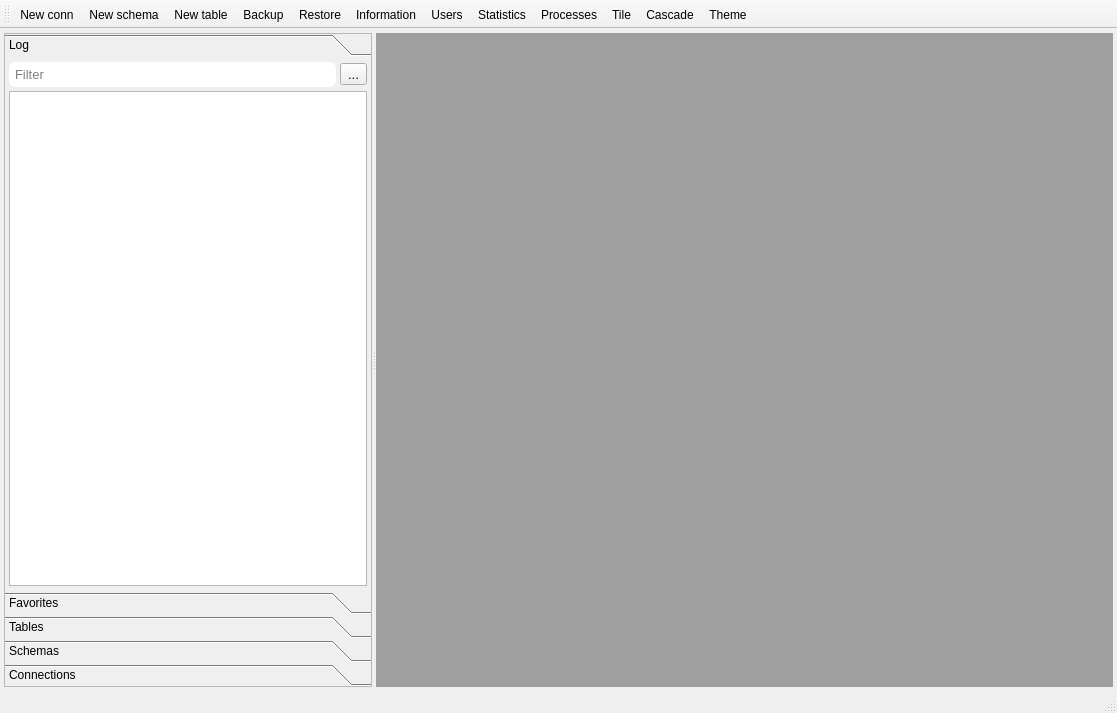
This is src/mainwindow.ui in GS-Giuliano/SequelFast as Qt 5 draws it before an edit. The edited form follows.
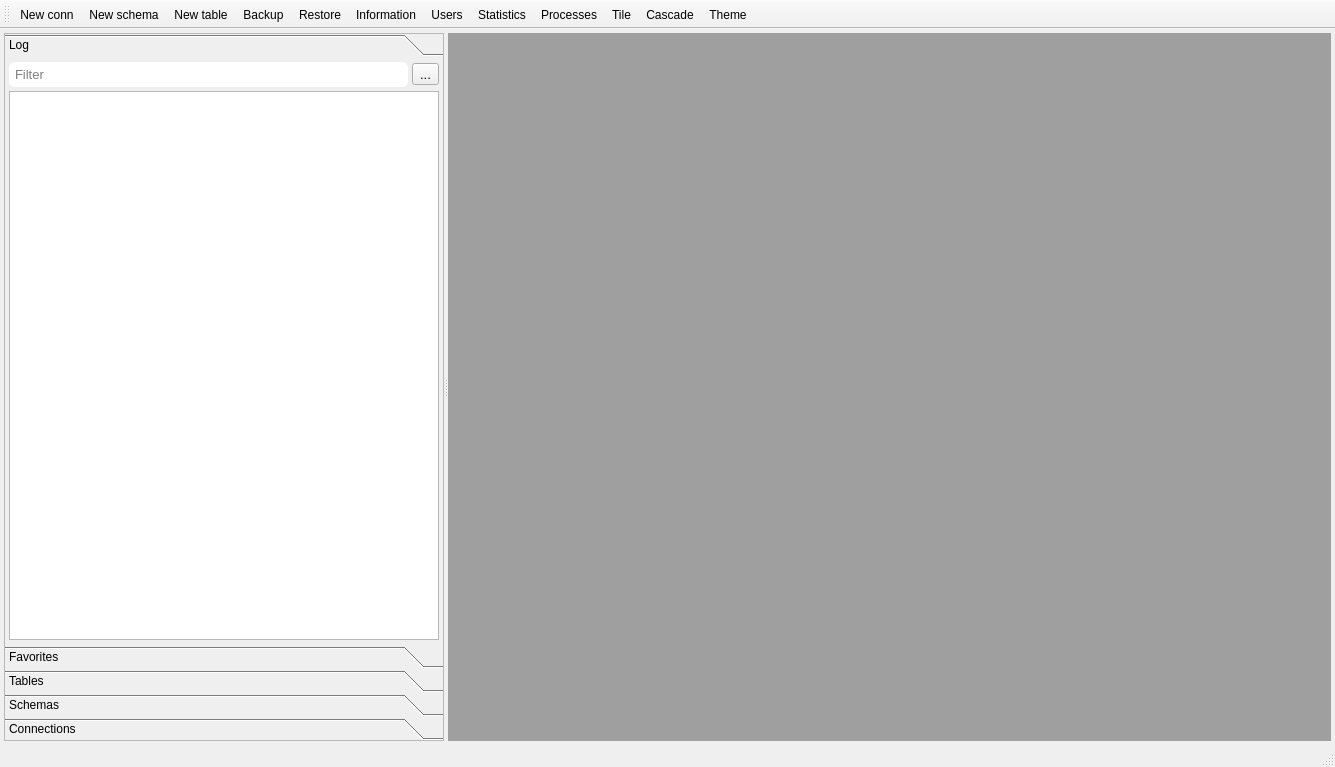
This is the edited form. Icons and pictures are not drawn.

The edit to the form file:
```diff
--- a/src/mainwindow.ui
+++ b/src/mainwindow.ui
@@ -6,8 +6,8 @@
    <rect>
     <x>0</x>
     <y>0</y>
-    <width>1117</width>
-    <height>713</height>
+    <width>1335</width>
+    <height>767</height>
    </rect>
   </property>
   <property name="windowTitle">
@@ -75,7 +75,7 @@
           <x>0</x>
           <y>0</y>
           <width>358</width>
-          <height>463</height>
+          <height>517</height>
          </rect>
         </property>
         <property name="font">
```
Left out of the diff: 10 changed lines with no effect on the pictures.
